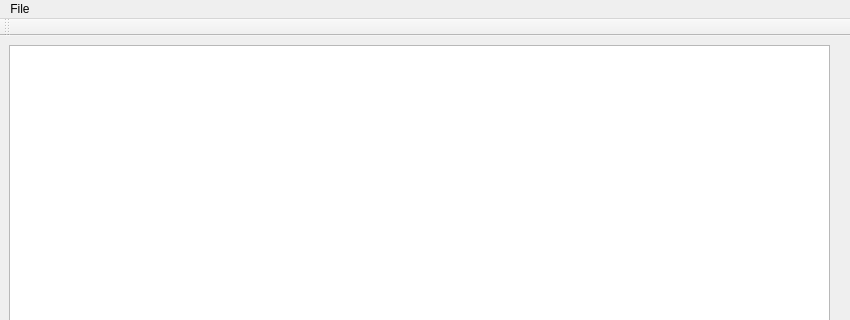
First picture: the form in mainwindow.ui, repository tranter/qt-google-drive, before the edit; both pictures show x 0 to 850 and y 0 to 320 of the 850 by 535 pixel window.
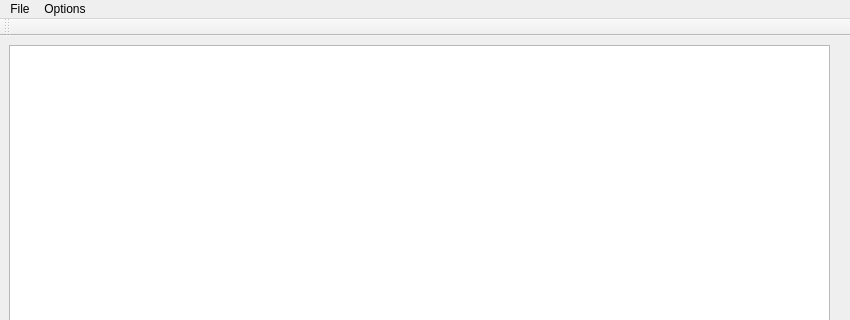
Second picture: the form after the edit.

What changed in the file:
```diff
--- a/mainwindow.ui
+++ b/mainwindow.ui
@@ -81,7 +81,14 @@
     <addaction name="actionLogin"/>
     <addaction name="actionQuit"/>
    </widget>
+   <widget class="QMenu" name="menuOptions">
+    <property name="title">
+     <string>Options</string>
+    </property>
+    <addaction name="actionSettings"/>
+   </widget>
    <addaction name="menuFile"/>
+   <addaction name="menuOptions"/>
   </widget>
   <widget class="QToolBar" name="mainToolBar">
    <attribute name="toolBarArea">
```
Left out of the diff: 5 changed lines with no effect on the pictures.
